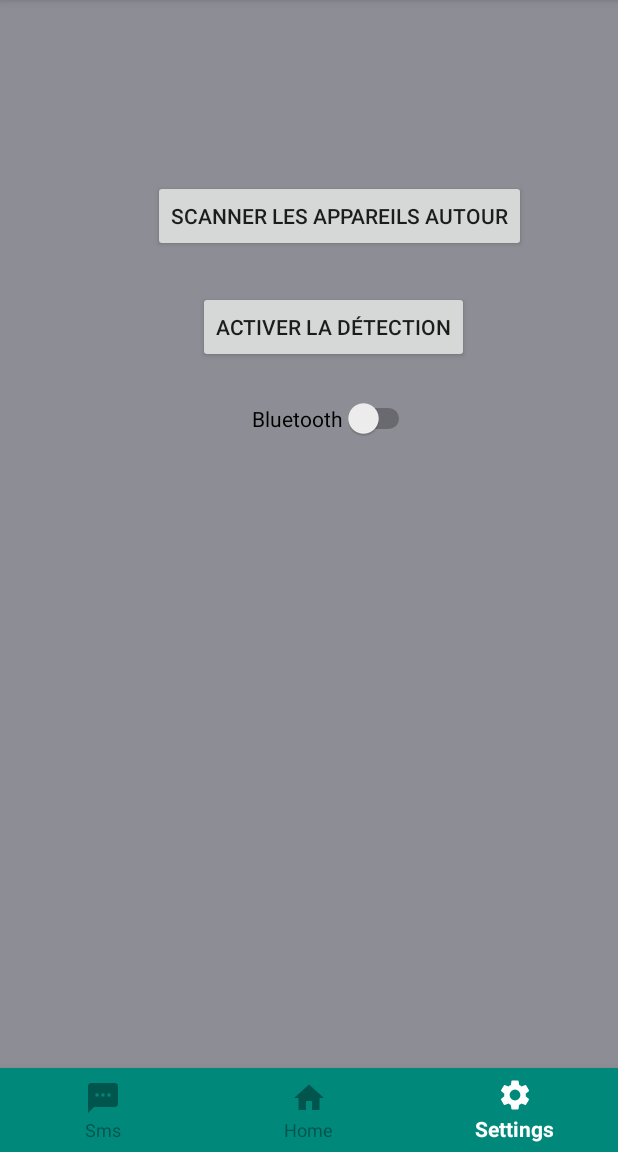
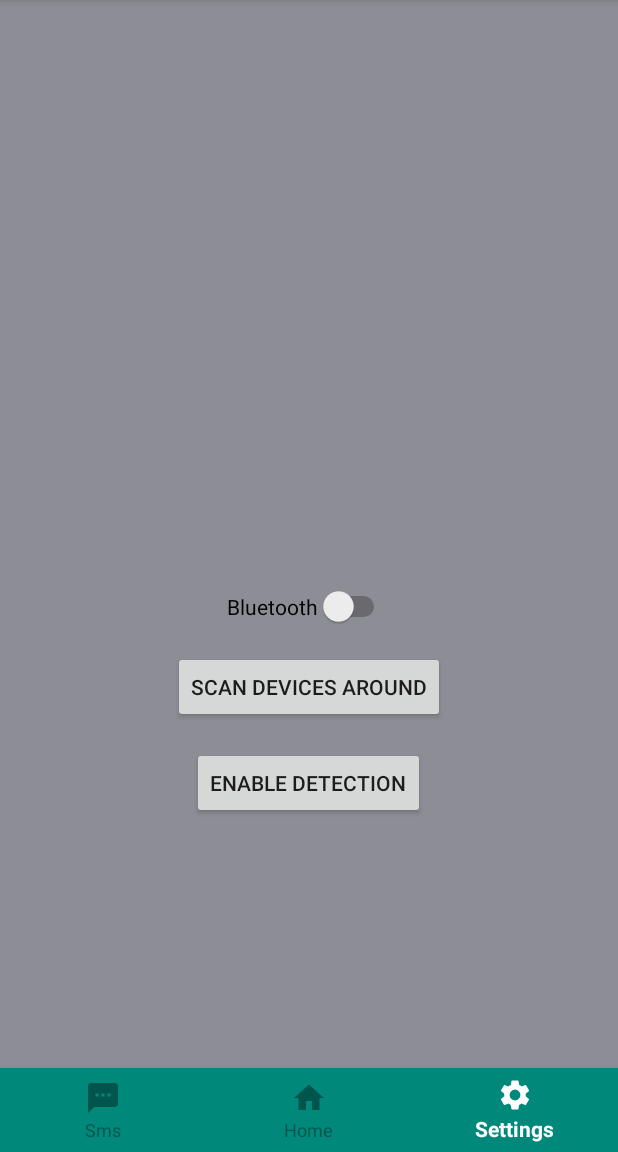
Before and after one commit to hugoschaaf98/StayOnTheBeat_android_app, an Android app: the screen it shows after launch (SettingsActivity), item 3 of the bottom bar chosen, on a phone screen of 412 x 824 dp, the part 84-1236 px from its top. Run offline under Robolectric (Android 15) with nearby library versions, the light colour scheme and no system bars.

Commit message:
bluetooth working fine

```diff
--- /dev/null
+++ b/app/src/main/java/fr/damansoviet/stayonthebeat/models/peripherals/BluetoothEventsManagement.java
@@ -0,0 +1,8 @@
+package fr.damansoviet.stayonthebeat.models.peripherals;
+
+import android.os.Handler;
+
+public interface BluetoothEventsManagement {
+    public void registerBluetoothEventsHandler(Handler handler);
+    public void unregisterBluetoothEventsHandler();
+}
--- a/app/src/main/java/fr/damansoviet/stayonthebeat/models/peripherals/BluetoothService.java
+++ b/app/src/main/java/fr/damansoviet/stayonthebeat/models/peripherals/BluetoothService.java
@@ -15,16 +15,9 @@ import java.io.InputStream;
 import java.io.OutputStream;
 import java.util.UUID;
 
-public class BluetoothService {
+public class BluetoothService implements BluetoothEventsManagement {
 
     private static final String TAG = "Bluetooth Service";
-    // Defines several constants used when transmitting messages between the
-    // service and the UI.
-    private interface MessageConstants {
-        public static final int MESSAGE_READ = 0;
-        public static final int MESSAGE_WRITE = 1;
-        public static final int MESSAGE_TOAST = 2;
-    }
 
     @Nullable
     private Handler mHandler = null; // handler that gets info from Bluetooth service
@@ -34,9 +27,20 @@ public class BluetoothService {
     private ConnectThread mConnectThread = null;
     @Nullable
     private ConnectedThread mConnectedThread = null;
+    // the state of the bluetooth connection
+    private int mState = Constants.STATE_NONE;
 
     public BluetoothService(BluetoothAdapter bluetoothAdapter) {
         mBluetoothAdapter = bluetoothAdapter;
+        mState = Constants.STATE_NONE;
+    }
+
+    public void registerBluetoothEventsHandler(Handler handler) {
+        mHandler = handler;
+    }
+
+    public void unregisterBluetoothEventsHandler() {
+        mHandler = null;
     }
 
     /**
@@ -87,6 +91,28 @@ public class BluetoothService {
             mConnectedThread = null;
         }
     }
+    /**
+     * Write to the ConnectedThread in an unsynchronized manner
+     *
+     * @param out The bytes to write
+     * @see ConnectedThread#write(byte[])
+     */
+    public void write(byte[] out) {
+        if(mConnectedThread == null)
+        {
+            Log.w(TAG, "bluetooth connection not initialized !");
+            return;
+        }
+        // Create temporary object
+        ConnectedThread r;
+        // Synchronize a copy of the ConnectedThread
+        synchronized (this) {
+            if (mState != Constants.STATE_CONNECTED) return;
+            r = mConnectedThread;
+        }
+        // Perform the write unsynchronized
+        r.write(out);
+    }
 
     /**
      * Connect as a client (we want this app to connect only as a client).
@@ -115,6 +141,7 @@ public class BluetoothService {
         public void run() {
             // Cancel discovery because it otherwise slows down the connection.
             mBluetoothAdapter.cancelDiscovery();
+            mState = Constants.STATE_CONNECTING;
 
             try {
                 // Connect to the remote device through the socket. This call blocks
@@ -177,6 +204,7 @@ public class BluetoothService {
 
             mmInStream = tmpIn;
             mmOutStream = tmpOut;
+            mState = Constants.STATE_CONNECTED;
         }
 
         public void run() {
@@ -190,7 +218,7 @@ public class BluetoothService {
                     numBytes = mmInStream.read(mmBuffer);
                     // Send the obtained bytes to the UI activity.
                     Message readMsg = mHandler.obtainMessage(
-                            MessageConstants.MESSAGE_READ, numBytes, -1,
+                            Constants.MESSAGE_READ, numBytes, -1,
                             mmBuffer);
                     readMsg.sendToTarget();
                 }
@@ -208,7 +236,7 @@ public class BluetoothService {
                 // Share the sent message with the UI activity.
                 if(mHandler != null) {
                     Message writtenMsg = mHandler.obtainMessage(
-                            MessageConstants.MESSAGE_WRITE, -1, -1, mmBuffer);
+                            Constants.MESSAGE_WRITE, -1, -1, mmBuffer);
                     writtenMsg.sendToTarget();
                 }
                 else {
@@ -222,7 +250,7 @@ public class BluetoothService {
                 if(mHandler != null) {
                     // Send a failure message back to the activity.
                     Message writeErrorMsg =
-                            mHandler.obtainMessage(MessageConstants.MESSAGE_TOAST);
+                            mHandler.obtainMessage(Constants.MESSAGE_TOAST);
                     Bundle bundle = new Bundle();
                     bundle.putString("toast",
                             "Couldn't send data to the other device");
@@ -239,6 +267,7 @@ public class BluetoothService {
         public void cancel() {
             try {
                 mmSocket.close();
+                mState = Constants.STATE_NONE;
             } catch (IOException e) {
                 Log.e(TAG, "Could not close the connect socket", e);
             }
--- /dev/null
+++ b/app/src/main/java/fr/damansoviet/stayonthebeat/models/peripherals/Constants.java
@@ -0,0 +1,25 @@
+package fr.damansoviet.stayonthebeat.models.peripherals;
+
+/**
+ * Defines several constants used between {@link BluetoothManager} and the UI.
+ */
+public interface Constants {
+
+    // Message types sent from the BluetoothServiceHandler
+    int MESSAGE_STATE_CHANGE = 1;
+    int MESSAGE_READ = 2;
+    int MESSAGE_WRITE = 3;
+    int MESSAGE_DEVICE_NAME = 4;
+    int MESSAGE_TOAST = 5;
+
+    // Constants that indicate the current bluetooth connection state
+    int STATE_NONE = 0;       // we're doing nothing
+    int STATE_LISTEN = 1;     // now listening for incoming connections
+    int STATE_CONNECTING = 2; // now initiating an outgoing connection
+    int STATE_CONNECTED = 3;  // now connected to a remote device
+
+    // Key names received from the BluetoothService Handler
+    String DEVICE_NAME = "device_name";
+    String TOAST = "toast";
+
+}
--- a/app/src/main/java/fr/damansoviet/stayonthebeat/ui/ControlActivity.java
+++ b/app/src/main/java/fr/damansoviet/stayonthebeat/ui/ControlActivity.java
@@ -5,6 +5,8 @@ import android.content.Intent;
 import android.graphics.Color;
 import android.os.Build;
 import android.os.Bundle;
+import android.os.Handler;
+import android.os.Message;
 import android.util.Log;
 import android.view.Gravity;
 import android.view.MenuItem;
@@ -21,10 +23,14 @@ import androidx.core.app.ActivityCompat;
 
 import com.google.android.material.bottomnavigation.BottomNavigationView;
 
+import java.nio.charset.Charset;
+import java.nio.charset.StandardCharsets;
+
 import fr.damansoviet.stayonthebeat.AppContainer;
 import fr.damansoviet.stayonthebeat.R;
 import fr.damansoviet.stayonthebeat.StayOnTheBeatApplication;
 import fr.damansoviet.stayonthebeat.Utils;
+import fr.damansoviet.stayonthebeat.models.peripherals.BluetoothManager;
 import fr.damansoviet.stayonthebeat.ui.RoundKnobButton.RoundKnobButtonListener;
 import fr.damansoviet.stayonthebeat.viewmodels.ControlViewModel;
 
@@ -41,6 +47,7 @@ public class ControlActivity extends AppCompatActivity {
     // ViewModels
     @Nullable
     private ControlViewModel mControlViewModel;
+    private BluetoothManager mBluetoothManager;
 
     @Override
     protected void onCreate(Bundle savedInstanceState) {
@@ -49,6 +56,7 @@ public class ControlActivity extends AppCompatActivity {
         // data
         AppContainer appContainer = ((StayOnTheBeatApplication)getApplication()).appContainer;
         mControlViewModel = new ControlViewModel(appContainer.metronome);
+        mBluetoothManager = appContainer.bluetoothManager;
 
         NavBar();
         permission ();
@@ -90,11 +98,16 @@ public class ControlActivity extends AppCompatActivity {
             public void onStateChange(boolean newState) {
                 Toast.makeText(ControlActivity.this,  "Metronome "+(newState?"started":"paused"),  Toast.LENGTH_SHORT).show();
                 mControlViewModel.getMetronome().setState(newState);
+                String msg = "state changed";
+                mBluetoothManager.write(msg.getBytes());
                 StayOnTheBeatApplication.vibrator.vibrate(100);
             }
             public void onRotate(float percentage) {
                 mControlViewModel.getMetronome().setBpmPercent(percentage);
+                String msg = "bpm changed";
+                mBluetoothManager.write(msg.getBytes());
                 mTvBpm.setText(String.format("%d BPM", mControlViewModel.getMetronome().getBpm()));
+
             }
         });
     }
@@ -157,6 +170,7 @@ public class ControlActivity extends AppCompatActivity {
         tempArray[newSize- 1] = newItem;
         return tempArray;
     }
+
     /**
      * Cette fonction va permettre de vérifier quel permission a été autorisé si ce n'est pas le cas
      * ajout d'une fenetre pop up demandant l'autorisation de cette denière
@@ -175,8 +189,6 @@ public class ControlActivity extends AppCompatActivity {
 
         // initialisation de notre tableau
 
-
-
         String[] mypermission = {};
 
         // occupons nous de verifier les sms
@@ -185,7 +197,6 @@ public class ControlActivity extends AppCompatActivity {
         {
             mypermission = add(mypermission,Manifest.permission.SEND_SMS);
         }
-
         // bluetooth
         if(!ActivityCompat.shouldShowRequestPermissionRationale ( ControlActivity.this,
                 Manifest.permission.BLUETOOTH))
@@ -193,7 +204,6 @@ public class ControlActivity extends AppCompatActivity {
             mypermission = add(mypermission,Manifest.permission.BLUETOOTH);
 
         }
-
         // Contact
         if(!ActivityCompat.shouldShowRequestPermissionRationale ( ControlActivity.this,
                 Manifest.permission.READ_CONTACTS))
@@ -201,16 +211,20 @@ public class ControlActivity extends AppCompatActivity {
             mypermission = add(mypermission,Manifest.permission.READ_CONTACTS);
 
         }
-
-
-
         for(String element:mypermission)
         {
             Log.d("check_permission", element);
         }
+        ActivityCompat.requestPermissions ( ControlActivity.this, mypermission,2);
+    }
 
-        ActivityCompat.requestPermissions ( ControlActivity.this, mypermission,2);
+    /**
+     * The Handler that gets information back from the BluetoothManager
+     */
+    private final Handler mHandler = new Handler() {
+        @Override
+        public void handleMessage(Message msg) {
 
-
-    }
+        }
+    };
 }
--- a/app/src/main/java/fr/damansoviet/stayonthebeat/ui/SettingsActivity.java
+++ b/app/src/main/java/fr/damansoviet/stayonthebeat/ui/SettingsActivity.java
@@ -18,6 +18,7 @@ import android.widget.ListView;
 import android.widget.Toast;
 
 import androidx.annotation.NonNull;
+import androidx.annotation.RequiresApi;
 import androidx.appcompat.app.AppCompatActivity;
 
 import com.google.android.material.bottomnavigation.BottomNavigationView;
@@ -29,7 +30,6 @@ import fr.damansoviet.stayonthebeat.AppContainer;
 import fr.damansoviet.stayonthebeat.R;
 import fr.damansoviet.stayonthebeat.StayOnTheBeatApplication;
 import fr.damansoviet.stayonthebeat.models.peripherals.BluetoothManager;
-import fr.damansoviet.stayonthebeat.models.peripherals.DeviceListAdapter;
 
 public class SettingsActivity extends AppCompatActivity implements AdapterView.OnItemClickListener{
 
@@ -48,11 +48,11 @@ public class SettingsActivity extends AppCompatActivity implements AdapterView.O
         setContentView ( R.layout.activity_settings );
 
         NavBar();
-        initActivity();
+        init();
         // initialisation de notre adapteur bluetooth
-        mBluetoothAdapter = BluetoothAdapter.getDefaultAdapter();
         AppContainer appContainer = ((StayOnTheBeatApplication)getApplication()).appContainer;
         mBluetoothManager = appContainer.bluetoothManager;
+        mBluetoothAdapter = mBluetoothManager.getBluetoothAdapter();
     }
 
     /**
@@ -72,22 +72,22 @@ public class SettingsActivity extends AppCompatActivity implements AdapterView.O
     /**
      * Initialisation des paramètres graphiques
      */
-    private void initActivity()
+    private void init()
     {
-        Button btn_blt = (Button) findViewById ( R.id.btn_blt );
+        Button btn_blt = (Button) findViewById ( R.id.sw_bluetooth);
         lvNewDevices = (ListView) findViewById ( R.id.LvNewDevices );
         lvNewDevices.setOnItemClickListener ( (AdapterView.OnItemClickListener) SettingsActivity.this );
     }
 
     /*** SLOTS ***/
+
     /**
      * Cette fonction va permettre d'activer/désativer le bluetooth de votre téléphone
      *
      */
-    public void OnOff(View v)
+    public void bluetoothSwitch(View v)
     {
         // trois possibilités
-
         // dans le cas où le téléphone n'a pas de bluetooth
         if(mBluetoothAdapter == null)
         {
@@ -124,12 +124,12 @@ public class SettingsActivity extends AppCompatActivity implements AdapterView.O
     }
 
 
-    /*** SLOTS ***
+    /**
      *
      * cette fonction permettra a lappareil d'etre visible pendant quelques secondes par d'autres appareils bluetooth
      *
      */
-    public void btnEnableDisable_Discoverable(View v)
+    public void enableDiscoverability(View v)
     {
         Log.d(TAG,"50 secondes pour être vu par d'autres périphériques");
 
@@ -150,7 +150,7 @@ public class SettingsActivity extends AppCompatActivity implements AdapterView.O
      *
      *
      */
-    public void btnDiscover(View v)
+    public void scanDevices(View v)
     {
         Log.d(TAG , "btnDiscover : Looking for unpaired devices");
         if(mBluetoothAdapter.isDiscovering ())
@@ -168,17 +168,15 @@ public class SettingsActivity extends AppCompatActivity implements AdapterView.O
             IntentFilter discoverDevicesIntent = new IntentFilter ( BluetoothDevice.ACTION_FOUND );
             registerReceiver ( mBroadcastReceiver3 , discoverDevicesIntent);
         }
-        if(!mBluetoothAdapter.isDiscovering ())
+        if(!mBluetoothAdapter.isDiscovering())
         {
             //on va checker les permissions
             checkBTPermissions ();
             Toast.makeText (SettingsActivity.this,"Recherche d'appareils en cours ...",Toast.LENGTH_LONG).show ();
-
             // on lance la recherche
             mBluetoothAdapter.startDiscovery () ;
             IntentFilter discoverDevicesIntent = new IntentFilter ( BluetoothDevice.ACTION_FOUND );
             registerReceiver ( mBroadcastReceiver3 , discoverDevicesIntent);
-
         }
     }
 
@@ -186,24 +184,23 @@ public class SettingsActivity extends AppCompatActivity implements AdapterView.O
      * Simple fonction permettant d'appeler la permission de localisation, cette permission est nécessaire pour certaines versions d'android
      * Sinon la connection bluetooth ne peut pas se faire
      */
+    @RequiresApi(api = Build.VERSION_CODES.M)
     private void checkBTPermissions()
     {
-        if(Build.VERSION.SDK_INT > Build.VERSION_CODES.LOLLIPOP)
-        {
-            if (android.os.Build.VERSION.SDK_INT >= Build.VERSION_CODES.LOLLIPOP) {
-                int permissionCheck = this.checkSelfPermission ( "Manifest.permission.ACCESS_FINE_LOCATION" );
-                permissionCheck += this.checkSelfPermission ( "Manifest.permission.ACCESS_COARSE_LOCATION" );
-
-                if(permissionCheck != 0)
-                {
-                    this.requestPermissions ( new String[]{Manifest.permission.ACCESS_FINE_LOCATION,Manifest.permission.ACCESS_COARSE_LOCATION} ,1001);
-                }
-                else
-                {
-                    Log.d ( TAG,"Pas besoin de checker les permissions" );
-                }
-            }
-        }
+//        if(Build.VERSION.SDK_INT > Build.VERSION_CODES.LOLLIPOP)
+//        {
+//            if(android.os.Build.VERSION.SDK_INT >= Build.VERSION_CODES.LOLLIPOP) {
+//                int permissionCheck = checkSelfPermission("Manifest.permission.ACCESS_FINE_LOCATION");
+//                permissionCheck += checkSelfPermission("Manifest.permission.ACCESS_COARSE_LOCATION");
+//
+//                if(permissionCheck != 0) {
+//                    requestPermissions( new String[]{Manifest.permission.ACCESS_FINE_LOCATION,Manifest.permission.ACCESS_COARSE_LOCATION} ,1001);
+//                }
+//                else {
+//                     Log.d ( TAG,"Pas besoin de checker les permissions" );
+//                }
+//            }
+//        }
     }
 
     /**
@@ -215,32 +212,22 @@ public class SettingsActivity extends AppCompatActivity implements AdapterView.O
     public  void onItemClick(AdapterView<?> adapterView,View v ,int i ,long l)
     {
         BluetoothDevice tmp;
-
         //nous devons tout dabord supprimer la recherche car cela demande beaucoup de memoire
         mBluetoothAdapter.cancelDiscovery ();
-
         Log.d(TAG , "onItemCLick : you clicked on a device");
         //nous allons recuperer les infos que vous avez selectionné
         tmp = mBTDevices.get(i);
         String deviceName = tmp.getName ();
         String deviceAddress = tmp.getAddress ();
-
-        // set it in the BluetoothManager
-
-
         Log.d(TAG , "onItemClick : deviceName = " + deviceName);
-        Log.d(TAG , "onItemClick : deviceAdress = " + deviceAddress);
-
+        Log.d(TAG , "onItemClick : deviceAddress = " + deviceAddress);
         if(Build.VERSION.SDK_INT > Build.VERSION_CODES.JELLY_BEAN_MR2)
         {
             Log.d(TAG , "Tentative d'apparaillage " + deviceName);
-
-            mBTDevices.get ( i ).createBond ();
-
+            tmp.createBond ();
             IntentFilter discoverDevicesIntent = new IntentFilter ( BluetoothDevice.ACTION_BOND_STATE_CHANGED);
             registerReceiver ( mBroadcastReceiver4 , discoverDevicesIntent);
         }
-
     }
 
 
@@ -400,20 +387,17 @@ public class SettingsActivity extends AppCompatActivity implements AdapterView.O
             final String action = intent.getAction () ;
             if(action.equals(BluetoothDevice.ACTION_BOND_STATE_CHANGED))
             {
-
-
-                BluetoothDevice mDevice = intent.getParcelableExtra ( BluetoothDevice.EXTRA_DEVICE );
-
+                BluetoothDevice mDevice = intent.getParcelableExtra(BluetoothDevice.EXTRA_DEVICE);
                 // on fait face à trois cas
-
                 // si le composant est deja lié
                 if(mDevice.getBondState () == BluetoothDevice.BOND_BONDED)
                 {
                     //dans ce cas nous naurons qua nous logger directement
+                    mBluetoothManager.setBluetoothDevice(mDevice);
+                    mBluetoothManager.connectAndStartClient();
+
                     Toast.makeText (SettingsActivity.this,"Connexion success",Toast.LENGTH_SHORT).show ();
                     Log.d(TAG, "Broadcast : BOND_BOUNDED");
-
-
                 }
 
                 // si cest une nouvelle liaison
@@ -421,7 +405,6 @@ public class SettingsActivity extends AppCompatActivity implements AdapterView.O
                 {
                     Log.d(TAG, "Broadcast : BOND_BOUNDING");
                     Toast.makeText (SettingsActivity.this,"Tentative de Connexion avec l'appareil ...",Toast.LENGTH_SHORT).show ();
-
                 }
 
                 // si la liaison est cassé
@@ -429,7 +412,6 @@ public class SettingsActivity extends AppCompatActivity implements AdapterView.O
                 {
                     Log.d(TAG, "Broadcast : BOND_NONE");
                     Toast.makeText (SettingsActivity.this,"Impossible de se connecter avec l'appareil",Toast.LENGTH_SHORT).show ();
-
                 }
 
             }
--- a/app/src/main/res/layout/activity_settings.xml
+++ b/app/src/main/res/layout/activity_settings.xml
@@ -10,49 +10,44 @@
 
 
     <Switch
-        android:id="@+id/btn_blt"
+        android:id="@+id/sw_bluetooth"
         android:layout_width="wrap_content"
         android:layout_height="wrap_content"
-        android:layout_alignParentRight="true"
-        android:layout_alignParentBottom="true"
-        android:layout_marginRight="135dp"
-        android:layout_marginBottom="475dp"
-        android:onClick="OnOff"
-        android:text="Bluetooth" />
+        android:layout_above="@id/bt_scan_devices"
+        android:layout_centerHorizontal="true"
+        android:layout_marginBottom="16dp"
+        android:onClick="bluetoothSwitch"
+        android:text="@string/sw_bluetooth_text" />
 
     <Button
-        android:id="@+id/btn_disc"
+        android:id="@+id/bt_scan_devices"
         android:layout_width="wrap_content"
         android:layout_height="wrap_content"
-        android:layout_alignParentRight="true"
-        android:layout_alignParentBottom="true"
-        android:layout_marginRight="61dp"
-        android:layout_marginBottom="600dp"
-        android:onClick="btnDiscover"
-        android:text="Scanner les appareils autour" />
+
+        android:layout_above="@id/bt_enable_discoverability"
+        android:layout_centerHorizontal="true"
+        android:layout_marginBottom="16dp"
+        android:onClick="scanDevices"
+        android:text="@string/bt_scan_devices_text" />
 
     <Button
-        android:id="@+id/bn_discover"
+        android:id="@+id/bt_enable_discoverability"
         android:layout_width="wrap_content"
         android:layout_height="wrap_content"
-        android:layout_alignParentRight="true"
-        android:layout_alignParentBottom="true"
-        android:layout_marginRight="99dp"
-        android:layout_marginBottom="526dp"
-        android:onClick="btnEnableDisable_Discoverable"
-        android:text="Activer la détection" />
+        android:layout_above="@id/LvNewDevices"
+        android:layout_marginBottom="16dp"
+        android:layout_centerHorizontal="true"
+        android:onClick="enableDiscoverability"
+        android:text="@string/bt_enable_discoverability_text" />
+
 
     <ListView
         android:id="@+id/LvNewDevices"
         android:layout_width="match_parent"
-        android:layout_height="387dp"
-        android:layout_alignParentRight="true"
-        android:layout_alignParentBottom="true"
-        android:layout_marginRight="0dp"
-        android:layout_marginBottom="61dp">
+        android:layout_height="150dp"
+        android:layout_above="@id/bottom_navigation">
 
     </ListView>
-
 
     <com.google.android.material.bottomnavigation.BottomNavigationView
         android:id="@+id/bottom_navigation"
--- a/app/src/main/res/values/strings.xml
+++ b/app/src/main/res/values/strings.xml
@@ -20,6 +20,11 @@
     <!-- Buttons -->
     <string name="ib_settings_content_description">Open application settings</string>
     <string name="bt_sms_text">Recommend StayOnTheBeat</string>
+    <string name="bt_scan_devices_text">Scan devices around</string>
+    <string name="bt_enable_discoverability_text">Enable detection</string>
+
+    <!-- Switches -->
+    <string name="sw_bluetooth_text">Bluetooth</string>
 
     <!-- TextViews -->
     <string name="tempo_text">Select the tempo</string>
```
Also changed, not shown: app/src/main/AndroidManifest.xml (+7 -2 lines), app/src/main/java/fr/damansoviet/stayonthebeat/models/peripherals/BluetoothManager.java (+15 -5 lines), app/src/main/java/fr/damansoviet/stayonthebeat/ui/DeviceListAdapter.java (renamed from app/src/main/java/fr/damansoviet/stayonthebeat/models/peripherals/DeviceListAdapter.java, +5 -11 lines).
